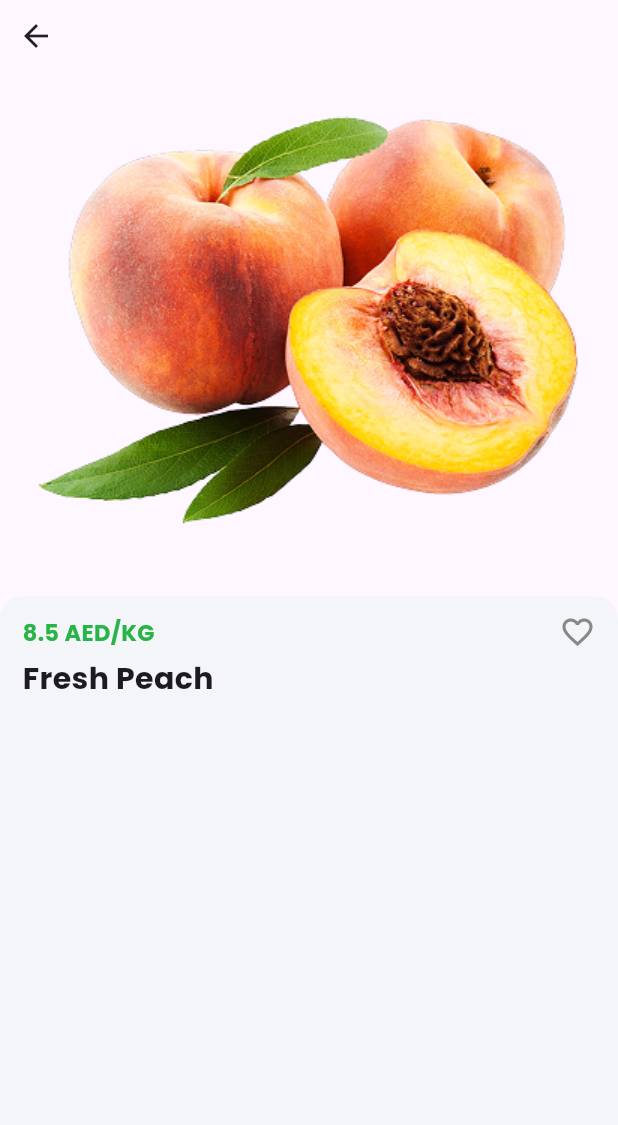
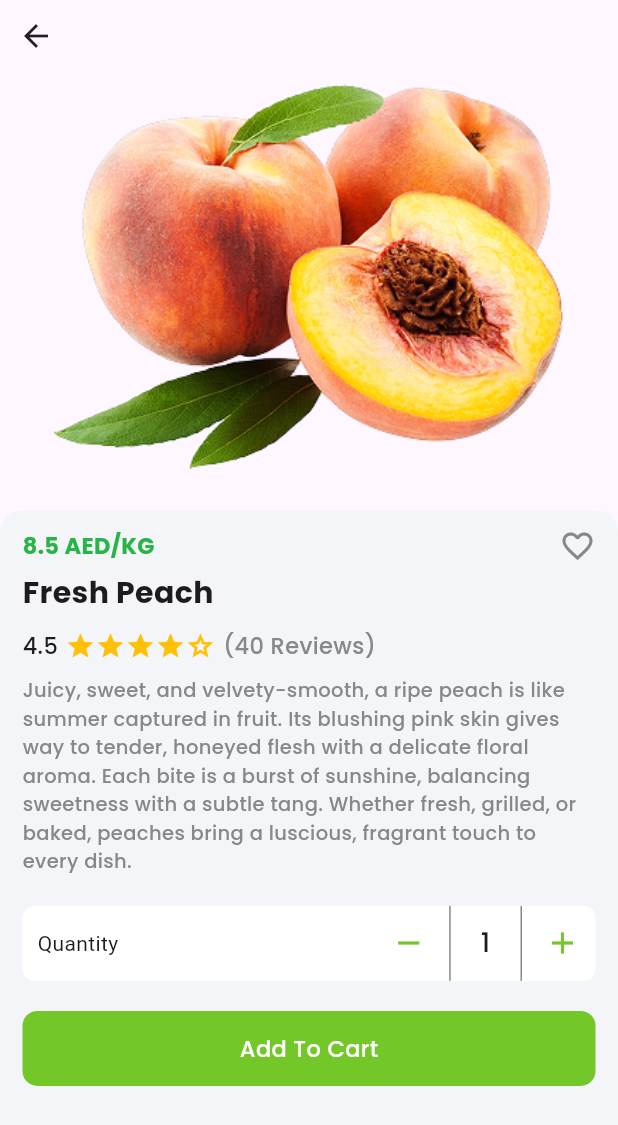
Before and after one commit to Megan-IT-Solution/Niligiris-User-App, a Flutter app: the ProductDetailScreen screen opened directly with sample values from the repository, on a phone screen of 412 x 824 dp. Shown: the top 1125 px of the screen. Run offline on Flutter 3.47's test engine with Material 3 defaults, Android fonts, the phone set to English and light mode, and no system bars; our stand-ins replace carousel_slider, get, google_fonts, smooth_page_indicator.

Commit message:
Product Detail Page Done

```diff
--- a/lib/screens/custom_navbar/home/product_detail_screen.dart
+++ b/lib/screens/custom_navbar/home/product_detail_screen.dart
@@ -3,13 +3,22 @@ import 'package:get/get.dart';
 import 'package:nilgiris/constants/app_text_styles.dart';
 import 'package:nilgiris/models/product_model.dart';
 import 'package:nilgiris/screens/custom_navbar/home/widgets/pdt_detail_image_portion.dart';
+import 'package:nilgiris/screens/custom_navbar/home/widgets/pdt_detail_quantity_increment_decrement_widget.dart';
+import 'package:nilgiris/screens/custom_navbar/home/widgets/pdt_detail_reviews_widget.dart';
+import 'package:nilgiris/screens/onboarding/onboarding_screen.dart';
 
 import '../../../constants/app_colors.dart';
 
-class ProductDetailScreen extends StatelessWidget {
+class ProductDetailScreen extends StatefulWidget {
   final ProductModel productModel;
   const ProductDetailScreen({super.key, required this.productModel});
 
+  @override
+  State<ProductDetailScreen> createState() => _ProductDetailScreenState();
+}
+
+class _ProductDetailScreenState extends State<ProductDetailScreen> {
+  int _count = 1;
   @override
   Widget build(BuildContext context) {
     return Scaffold(
@@ -26,7 +35,7 @@ class ProductDetailScreen extends StatelessWidget {
                 child: Icon(Icons.arrow_back),
               ),
             ),
-            PdtDetailImagePortion(productModel: productModel),
+            PdtDetailImagePortion(productModel: widget.productModel),
             SizedBox(height: 20),
             Expanded(
               child: Container(
@@ -49,7 +58,7 @@ class ProductDetailScreen extends StatelessWidget {
                         mainAxisAlignment: MainAxisAlignment.spaceBetween,
                         children: [
                           Text(
-                            "${productModel.price} AED/KG",
+                            "${widget.productModel.price} AED/KG",
                             style: AppTextStyles.h1.copyWith(
                               color: Color(0xFF28B446),
                               fontWeight: FontWeight.bold,
@@ -63,12 +72,44 @@ class ProductDetailScreen extends StatelessWidget {
                       ),
                       SizedBox(height: 5),
                       Text(
-                        productModel.productTitle,
+                        widget.productModel.productTitle,
                         style: AppTextStyles.h2.copyWith(
                           fontSize: 20,
                           fontWeight: FontWeight.bold,
                         ),
                       ),
+                      SizedBox(height: 10),
+                      PdtDetailReviewsWidget(),
+                      SizedBox(height: 10),
+                      Text(
+                        widget.productModel.description,
+                        style: AppTextStyles.h2.copyWith(
+                          fontSize: 13,
+                          color: Color(0xFF868889),
+                        ),
+                      ),
+                      SizedBox(height: 20),
+                      PdtDetailQuantityIncrementDecrementWidget(
+                        quantity: _count,
+                        onMinusClicked: () {
+                          if (_count <= 1) {
+                            setState(() {
+                              _count = 1;
+                            });
+                          } else {
+                            setState(() {
+                              _count--;
+                            });
+                          }
+                        },
+                        onAddClicked: () {
+                          setState(() {
+                            _count++;
+                          });
+                        },
+                      ),
+                      SizedBox(height: 20),
+                      PrimaryButton(onPressed: () {}, title: "Add To Cart"),
                     ],
                   ),
                 ),
--- a/lib/screens/custom_navbar/home/widgets/pdt_detail_image_portion.dart
+++ b/lib/screens/custom_navbar/home/widgets/pdt_detail_image_portion.dart
@@ -9,7 +9,7 @@ class PdtDetailImagePortion extends StatelessWidget {
   @override
   Widget build(BuildContext context) {
     return SizedBox(
-      height: Get.height * 0.4,
+      height: Get.height * 0.33,
       width: Get.width,
       child: Center(
         child: Image.asset(productModel.productImage, fit: BoxFit.contain),
--- /dev/null
+++ b/lib/screens/custom_navbar/home/widgets/pdt_detail_quantity_increment_decrement_widget.dart
@@ -0,0 +1,52 @@
+import 'package:flutter/material.dart';
+import 'package:get/get.dart';
+
+import '../../../../constants/app_colors.dart';
+import '../../../../constants/app_text_styles.dart';
+
+class PdtDetailQuantityIncrementDecrementWidget extends StatelessWidget {
+  final int quantity;
+  final Function()? onMinusClicked, onAddClicked;
+  const PdtDetailQuantityIncrementDecrementWidget({
+    super.key,
+    required this.quantity,
+    this.onMinusClicked,
+    this.onAddClicked,
+  });
+
+  @override
+  Widget build(BuildContext context) {
+    return Container(
+      height: 50,
+      width: Get.width,
+      decoration: BoxDecoration(
+        color: AppColors.primaryWhite,
+        borderRadius: BorderRadius.circular(8),
+      ),
+      child: Padding(
+        padding: const EdgeInsets.symmetric(horizontal: 10),
+        child: Row(
+          children: [
+            Text("Quantity"),
+            Spacer(),
+            GestureDetector(
+              onTap: onMinusClicked,
+              child: Icon(Icons.remove, color: AppColors.primaryColor),
+            ),
+            SizedBox(width: 15),
+            Container(height: 50, width: 1, color: AppColors.lightGrey),
+            SizedBox(width: 20),
+            Text(quantity.toString(), style: AppTextStyles.h2),
+            SizedBox(width: 20),
+            Container(height: 50, width: 1, color: AppColors.lightGrey),
+            SizedBox(width: 15),
+            GestureDetector(
+              onTap: onAddClicked,
+              child: Icon(Icons.add, color: AppColors.primaryColor),
+            ),
+          ],
+        ),
+      ),
+    );
+  }
+}
--- /dev/null
+++ b/lib/screens/custom_navbar/home/widgets/pdt_detail_reviews_widget.dart
@@ -0,0 +1,28 @@
+import 'package:flutter/material.dart';
+
+import '../../../../constants/app_colors.dart';
+import '../../../../constants/app_text_styles.dart';
+
+class PdtDetailReviewsWidget extends StatelessWidget {
+  const PdtDetailReviewsWidget({super.key});
+
+  @override
+  Widget build(BuildContext context) {
+    return Row(
+      children: [
+        Text("4.5", style: AppTextStyles.h1),
+        SizedBox(width: 05),
+        Icon(Icons.grade, size: 20, color: Colors.amber),
+        Icon(Icons.grade, size: 20, color: Colors.amber),
+        Icon(Icons.grade, size: 20, color: Colors.amber),
+        Icon(Icons.grade, size: 20, color: Colors.amber),
+        Icon(Icons.grade_outlined, size: 20, color: Colors.amber),
+        SizedBox(width: 05),
+        Text(
+          "(40 Reviews)",
+          style: AppTextStyles.h1.copyWith(color: AppColors.lightGrey),
+        ),
+      ],
+    );
+  }
+}
--- a/lib/utils/lists.dart
+++ b/lib/utils/lists.dart
@@ -135,7 +135,7 @@ List<ProductModel> productList = [
   ),
   ProductModel(
     productId: "3",
-    productTitle: "Pineapple",
+    productTitle: "Pomegranate",
     description:
         "Bold, tangy, and explosively sweet, pineapple is tropical sunshine in fruit form. Its juicy golden flesh offers a vibrant mix of acidity and honey-like sweetness, making it refreshingly addictive. Whether eaten fresh, grilled, or blended, its bright flavor instantly elevates any dish. With its spiky crown and zesty kick, pineapple is as fun as it is flavorful.",
     productImage: "assets/images/pineapple.png",
```
Also changed, not shown: assets/images/pineapple.png.
